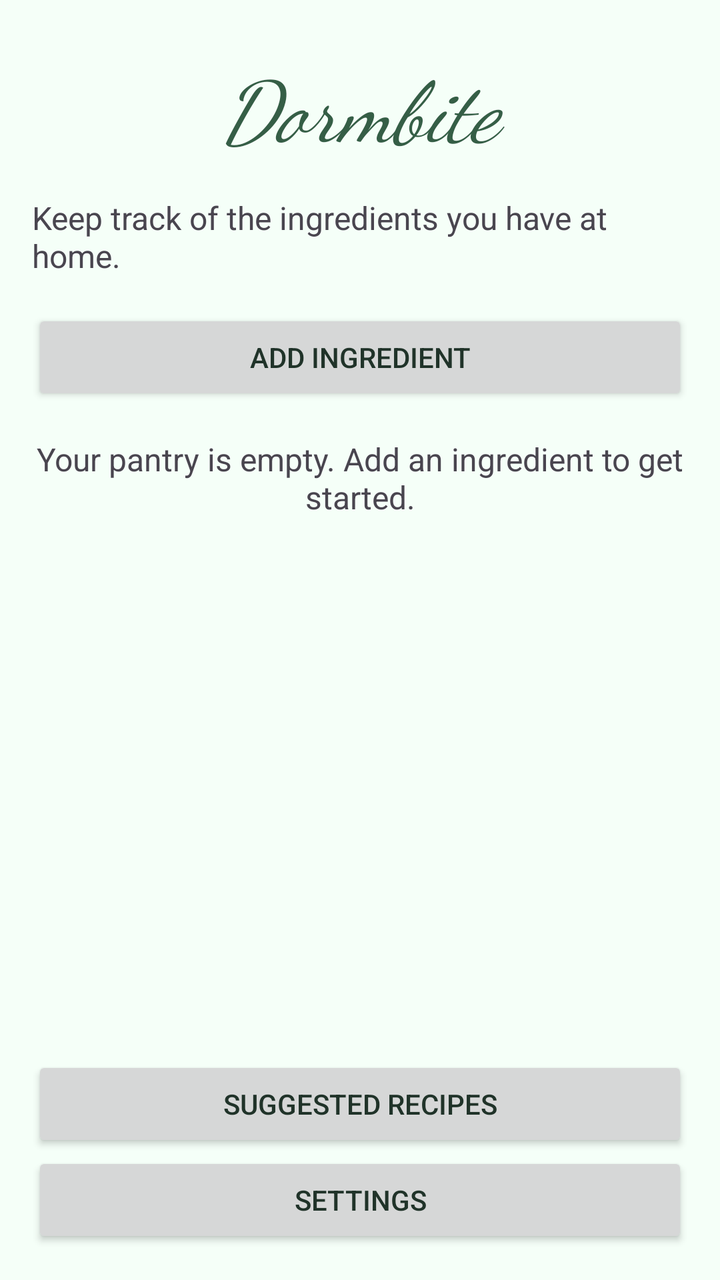
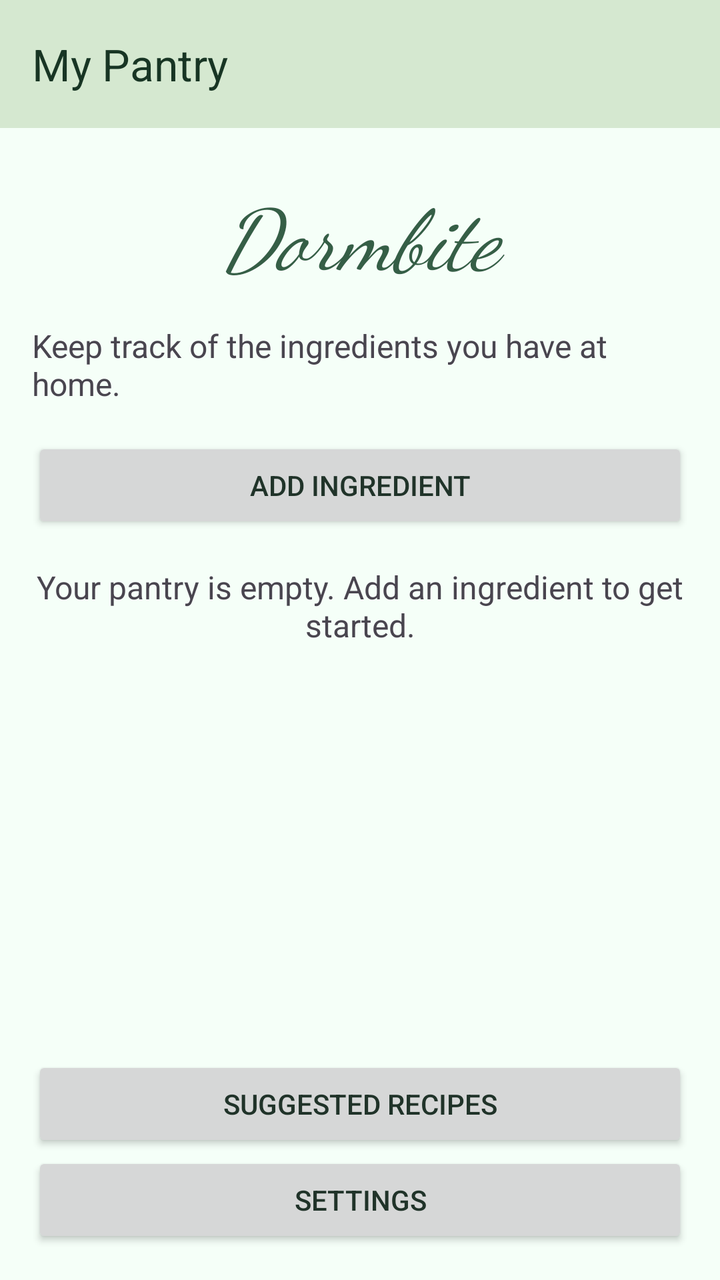

Screens rendered from an Android XML layout before and after an edit, with the pre-edit source and the edit as a unified diff.
<!-- AndroidManifest.xml: application theme Theme.SmartPantryManager -->
<!-- res/layout/activity_main.xml -->
<?xml version="1.0" encoding="utf-8"?>
<LinearLayout xmlns:android="http://schemas.android.com/apk/res/android"
    android:id="@+id/main"
    android:layout_width="match_parent"
    android:layout_height="match_parent"
    android:orientation="vertical">

    <LinearLayout
        android:layout_width="match_parent"
        android:layout_height="match_parent"
        android:orientation="vertical"
        android:padding="16dp">

        <TextView
            android:layout_width="match_parent"
            android:layout_height="wrap_content"
            android:fontFamily="cursive"
            android:textColor="?attr/colorPrimary"
            android:gravity="center"
            android:paddingTop="8dp"
            android:paddingBottom="8dp"
            android:text="Dormbite"
            android:textSize="42sp"
            android:textStyle="italic" />

        <TextView
            android:layout_width="match_parent"
            android:layout_height="wrap_content"
            android:layout_marginTop="8dp"
            android:text="Keep track of the ingredients you have at home."
            android:textSize="16sp" />

        <Button
            android:id="@+id/btnAddIngredient"
            android:layout_width="match_parent"
            android:layout_height="wrap_content"
            android:layout_marginTop="16dp"
            android:text="Add Ingredient" />

        <TextView
            android:id="@+id/txtEmptyPantry"
            android:layout_width="match_parent"
            android:layout_height="wrap_content"
            android:layout_marginTop="16dp"
            android:gravity="center"
            android:text="Your pantry is empty. Add an ingredient to get started."
            android:textSize="16sp" />

        <ListView
            android:id="@+id/pantryListView"
            android:layout_width="match_parent"
            android:layout_height="0dp"
            android:layout_weight="1"
            android:layout_marginTop="8dp" />

        <Button
            android:id="@+id/btnSuggestedRecipes"
            android:layout_width="match_parent"
            android:layout_height="wrap_content"
            android:text="Suggested Recipes" />

        <Button
            android:id="@+id/btnSettings"
            android:layout_width="match_parent"
            android:layout_height="wrap_content"
            android:text="Settings" />

    </LinearLayout>

</LinearLayout>
<!-- resources referenced by this layout -->
<resources>
  <style name="Theme.SmartPantryManager" parent="Base.Theme.SmartPantryManager" />
  <style name="Base.Theme.SmartPantryManager" parent="Theme.Material3.DayNight.NoActionBar">
  
          <item name="colorPrimary">#355E46</item>
          <item name="colorOnPrimary">#FFFFFF</item>
          <item name="colorPrimaryContainer">#D5E8D0</item>
          <item name="colorOnPrimaryContainer">#183524</item>
  
          <item name="colorSecondary">#52674D</item>
          <item name="colorOnSecondary">#FFFFFF</item>
          <item name="colorSecondaryContainer">#A8BFA3</item>
          <item name="colorOnSecondaryContainer">#182B18</item>
  
          <item name="android:colorBackground">#F5FFF8</item>
          <item name="android:windowBackground">#F5FFF8</item>
          <item name="colorOnBackground">#203329</item>
  
          <item name="colorSurface">#F5FFF8</item>
          <item name="colorOnSurface">#203329</item>
          <item name="colorSurfaceVariant">#E0EBDD</item>
          <item name="colorOnSurfaceVariant">#46564A</item>
          <item name="colorOutline">#718272</item>
  
          <item name="android:textColorPrimary">#203329</item>
          <item name="android:textColorSecondary">#46564A</item>
  
      </style>
</resources>

<!-- the commit's change to res/layout/activity_main.xml (unified diff, before → after) -->
@@ -1,13 +1,23 @@
 <?xml version="1.0" encoding="utf-8"?>
 <LinearLayout xmlns:android="http://schemas.android.com/apk/res/android"
+    xmlns:app="http://schemas.android.com/apk/res-auto"
     android:id="@+id/main"
     android:layout_width="match_parent"
     android:layout_height="match_parent"
     android:orientation="vertical">
 
+    <com.google.android.material.appbar.MaterialToolbar
+        android:id="@+id/pantryToolbar"
+        android:layout_width="match_parent"
+        android:layout_height="?attr/actionBarSize"
+        android:background="?attr/colorPrimaryContainer"
+        app:title="My Pantry"
+        app:titleTextColor="?attr/colorOnPrimaryContainer" />
+
     <LinearLayout
         android:layout_width="match_parent"
-        android:layout_height="match_parent"
+        android:layout_height="0dp"
+        android:layout_weight="1"
         android:orientation="vertical"
         android:padding="16dp">
 
